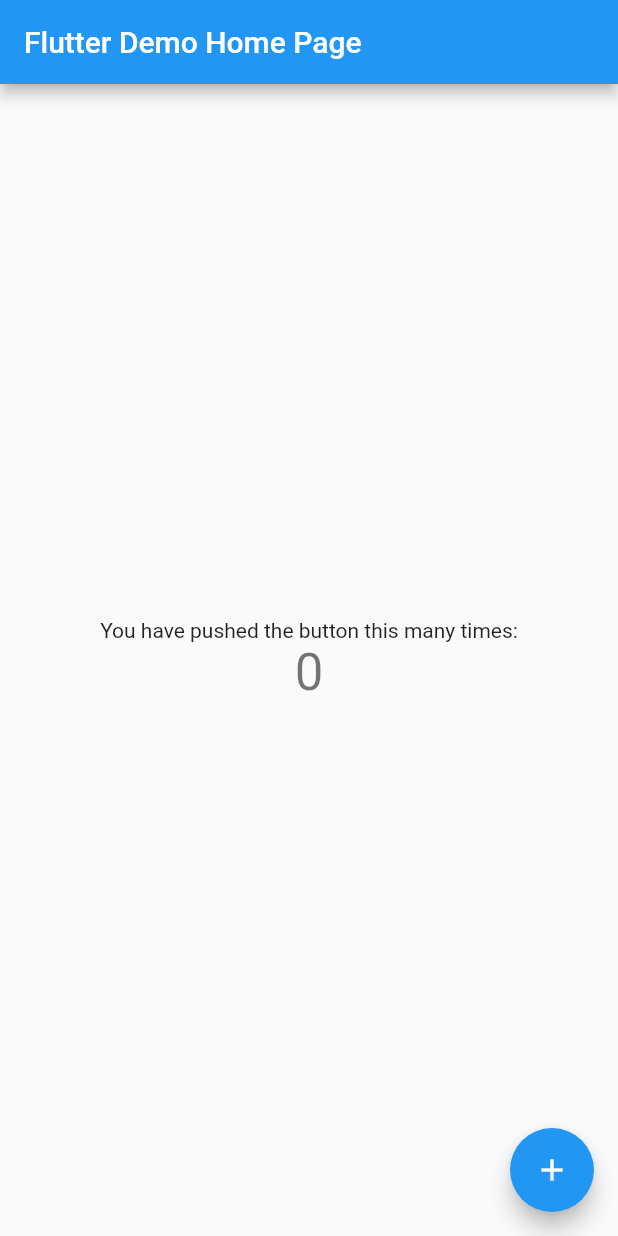
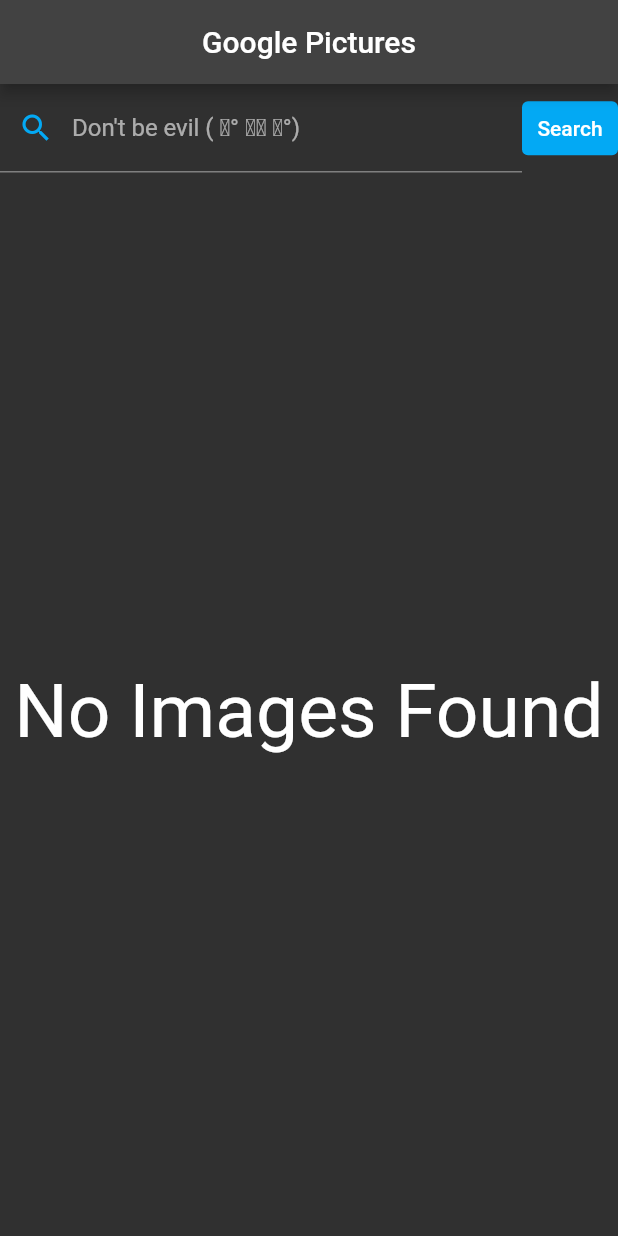
Before and after one commit to bdykdz/gadtema5, a Flutter app: the screen it shows after launch, on a phone screen of 412 x 824 dp. Run offline on Flutter 3.47's test engine with Material 2 defaults, Android fonts, the phone set to English and light mode, and no system bars; our stand-ins replace freezed_annotation; network calls fail.

```diff
--- /dev/null
+++ b/lib/key.dart
@@ -0,0 +1,2 @@
+// api_key.dart
+const API_KEY_UNSPLASH= 'y1Sic6aeJeVL4pJPR5NwdxzHVx8kUSL_A3_LkPZQibw';
--- a/lib/main.dart
+++ b/lib/main.dart
@@ -1,4 +1,9 @@
+import 'dart:convert';
+import 'key.dart';
 import 'package:flutter/material.dart';
+import 'package:http/http.dart' as http;
+
+import 'picture.dart';
 
 void main() {
   runApp(const MyApp());
@@ -11,105 +16,115 @@ class MyApp extends StatelessWidget {
   @override
   Widget build(BuildContext context) {
     return MaterialApp(
-      title: 'Flutter Demo',
-      theme: ThemeData(
-        // This is the theme of your application.
-        //
-        // Try running your application with "flutter run". You'll see the
-        // application has a blue toolbar. Then, without quitting the app, try
-        // changing the primarySwatch below to Colors.green and then invoke
-        // "hot reload" (press "r" in the console where you ran "flutter run",
-        // or simply save your changes to "hot reload" in a Flutter IDE).
-        // Notice that the counter didn't reset back to zero; the application
-        // is not restarted.
-        primarySwatch: Colors.blue,
-      ),
-      home: const MyHomePage(title: 'Flutter Demo Home Page'),
+      theme: ThemeData.dark(),
+      home: const HomePage(),
     );
   }
 }
 
-class MyHomePage extends StatefulWidget {
-  const MyHomePage({super.key, required this.title});
-
-  // This widget is the home page of your application. It is stateful, meaning
-  // that it has a State object (defined below) that contains fields that affect
-  // how it looks.
-
-  // This class is the configuration for the state. It holds the values (in this
-  // case the title) provided by the parent (in this case the App widget) and
-  // used by the build method of the State. Fields in a Widget subclass are
-  // always marked "final".
-
-  final String title;
+class HomePage extends StatefulWidget {
+  const HomePage({super.key});
 
   @override
-  State<MyHomePage> createState() => _MyHomePageState();
+  State<HomePage> createState() => _HomePageState();
 }
 
-class _MyHomePageState extends State<MyHomePage> {
-  int _counter = 0;
+class _HomePageState extends State<HomePage> {
+  static String API_KEY = API_KEY_UNSPLASH;
+  final TextEditingController _searchImageController = TextEditingController();
+  String searchTerm = 'Travis Scott';
+  final List<Picture> _images = <Picture>[];
 
-  void _incrementCounter() {
-    setState(() {
-      // This call to setState tells the Flutter framework that something has
-      // changed in this State, which causes it to rerun the build method below
-      // so that the display can reflect the updated values. If we changed
-      // _counter without calling setState(), then the build method would not be
-      // called again, and so nothing would appear to happen.
-      _counter++;
-    });
+  @override
+  void initState() {
+    super.initState();
+    getImages();
   }
 
   @override
   Widget build(BuildContext context) {
-    // This method is rerun every time setState is called, for instance as done
-    // by the _incrementCounter method above.
-    //
-    // The Flutter framework has been optimized to make rerunning build methods
-    // fast, so that you can just rebuild anything that needs updating rather
-    // than having to individually change instances of widgets.
     return Scaffold(
       appBar: AppBar(
-        // Here we take the value from the MyHomePage object that was created by
-        // the App.build method, and use it to set our appbar title.
-        title: Text(widget.title),
+         centerTitle: true,
+        title: const Text('Google Pictures'),
       ),
-      body: Center(
-        // Center is a layout widget. It takes a single child and positions it
-        // in the middle of the parent.
-        child: Column(
-          // Column is also a layout widget. It takes a list of children and
-          // arranges them vertically. By default, it sizes itself to fit its
-          // children horizontally, and tries to be as tall as its parent.
-          //
-          // Invoke "debug painting" (press "p" in the console, choose the
-          // "Toggle Debug Paint" action from the Flutter Inspector in Android
-          // Studio, or the "Toggle Debug Paint" command in Visual Studio Code)
-          // to see the wireframe for each widget.
-          //
-          // Column has various properties to control how it sizes itself and
-          // how it positions its children. Here we use mainAxisAlignment to
-          // center the children vertically; the main axis here is the vertical
-          // axis because Columns are vertical (the cross axis would be
-          // horizontal).
-          mainAxisAlignment: MainAxisAlignment.center,
-          children: <Widget>[
-            const Text(
-              'You have pushed the button this many times:',
-            ),
-            Text(
-              '$_counter',
-              style: Theme.of(context).textTheme.headlineMedium,
-            ),
-          ],
-        ),
+      body: Column(
+        children: <Widget>[
+          Row(
+            children: <Widget>[
+              Expanded(
+                child: TextField(
+                    controller: _searchImageController,
+                    decoration: const InputDecoration(
+                      label: Text("Don't be evil ( ͡° ͜ʖ ͡°)"),
+                      prefixIcon: Icon(Icons.search),
+                      prefixIconColor: Colors.lightBlue,
+                    )),
+              ),
+              TextButton(
+                  onPressed: () {
+                    searchTerm = _searchImageController.text;
+                    if (searchTerm.isEmpty) {
+                      searchTerm = 'random';
+                    }
+                    getImages(search: searchTerm);
+                  },
+                  style: TextButton.styleFrom(backgroundColor: Colors.lightBlue, foregroundColor: Colors.white),
+                  child: const Text('Search'))
+            ],
+          ),
+          const SizedBox(
+            height: 10,
+          ),
+          Expanded(
+            child: _images.isEmpty
+                ? const Center(
+                    child: Text(
+                      'No Images Found',
+                      style: TextStyle(fontSize: 50),
+                    ),
+                  )
+                : GridView.builder(
+                    itemCount: _images.length,
+                    itemBuilder: (BuildContext context, int index) {
+                      final Picture picture = _images[index];
+
+                      return GridTile(child:
+                       Image.network(picture.urls.regular,
+                      fit: BoxFit.cover ,));
+                    },
+                    gridDelegate: const SliverGridDelegateWithFixedCrossAxisCount(
+                      crossAxisCount: 2,
+                    ),
+                  ),
+          ),
+        ],
       ),
-      floatingActionButton: FloatingActionButton(
-        onPressed: _incrementCounter,
-        tooltip: 'Increment',
-        child: const Icon(Icons.add),
-      ), // This trailing comma makes auto-formatting nicer for build methods.
     );
   }
+
+  Future<void> getImages({String? search}) async {
+    _images.clear();
+    final String query = search ?? searchTerm;
+    final http.Client client = http.Client();
+    final Uri uri = Uri.parse('https://api.unsplash.com/search/photos?query=$query');
+    final http.Response response =
+        await client.get(uri, headers: <String, String>{'Authorization': 'Client-ID $API_KEY'});
+    if (response.statusCode == 200) {
+      final Map<String, dynamic> result = jsonDecode(response.body) as Map<String, dynamic>;
+      final List<dynamic> imageResults = result['results'] as List<dynamic>;
+
+      imageResults
+  .cast<Map<dynamic, dynamic>>()
+  .map((json) => Picture.fromJson(json as Map<String, dynamic>))
+  .toList();
+
+
+
+
+      setState(() {
+        _images.addAll(imageResults.cast<Map<dynamic, dynamic>>().map((json) => Picture.fromJson(json as Map<String, dynamic>)));
+      });
+    }
+  }
 }
--- /dev/null
+++ b/lib/picture.dart
@@ -0,0 +1,118 @@
+import 'package:freezed_annotation/freezed_annotation.dart';
+
+part 'picture.freezed.dart';
+part 'picture.g.dart';
+
+
+
+
+@freezed
+abstract class Picture with _$Picture {
+  const factory Picture({
+    required String id,
+    @JsonKey(name: 'created_at') required DateTime createdAt,
+    @JsonKey(name: 'updated_at') required DateTime updatedAt,
+    int? width,
+    int? height,
+    String? color,
+    @JsonKey(name: 'blur_hash') required String blurHash,
+    String? description,
+    @JsonKey(name: 'alt_description') required String altDescription,
+    required Urls urls,
+    required Links links,
+    required int likes,
+    @JsonKey(name: 'liked_by_user') required bool likedByUser,
+    required List<Tag> tags,
+  }) = _Picture;
+
+  factory Picture.fromJson(Map<String, dynamic> json) =>
+      _$PictureFromJson(json);
+}
+
+
+@freezed
+abstract class Urls with _$Urls {
+  const factory Urls({
+    required String raw,
+    required String full,
+    required String regular,
+    required String small,
+    required String thumb,
+    @JsonKey(name: 'small_s3') required String smallS3,
+  }) = _Urls;
+
+  factory Urls.fromJson(Map<String, dynamic> json) => _$UrlsFromJson(Map<String,dynamic>.from(json));
+}
+
+@freezed
+abstract class Links with _$Links {
+  const factory Links({
+    required String self,
+    required String html,
+    required String download,
+    @JsonKey(name: 'download_location') required String downloadLocation,
+  }) = _Links;
+
+  factory Links.fromJson(Map<String, dynamic> json) => _$LinksFromJson(Map<String,dynamic>.from(json));
+}
+
+@freezed
+abstract class Tag with _$Tag {
+  const factory Tag({
+    required String type,
+    required String title,
+  }) = _Tag;
+
+  factory Tag.fromJson(Map<String, dynamic> json) => _$TagFromJson(Map<String,dynamic>.from(json));
+}
+
+@freezed
+class User with _$User {
+  const factory User({
+    required String id,
+    @JsonKey(name: 'updated_at') required DateTime updatedAt,
+    required String username,
+    required String name,
+    @JsonKey(name: 'first_name') required String firstName,
+    @JsonKey(name: 'last_name') required String lastName,
+    @JsonKey(name: 'twitter_username') required String? twitterUsername,
+    @JsonKey(name: 'portfolio_url') required String? portfolioUrl,
+    required String? bio,
+    required String? location,
+    required UserLinks links,
+    required UserProfileImage profileImage,
+    @JsonKey(name: 'instagram_username') required String? instagramUsername,
+    required int totalCollections,
+    required int totalLikes,
+    required int totalPhotos,
+    @JsonKey(name: 'accepted_tos') required bool acceptedTos,
+    required bool forHire,
+  }) = _User;
+
+  factory User.fromJson(Map<String, dynamic> json) => _$UserFromJson(Map<String,dynamic>.from(json));
+}
+@freezed
+class UserLinks with _$UserLinks {
+  const factory UserLinks({
+    required String self,
+    required String html,
+    required String photos,
+    required String likes,
+    required String portfolio,
+    required String following,
+    required String followers,
+  }) = _UserLinks;
+
+  factory UserLinks.fromJson(Map<String, dynamic> json) => _$UserLinksFromJson(Map<String,dynamic>.from(json));
+}
+
+@freezed
+class UserProfileImage with _$UserProfileImage {
+  const factory UserProfileImage({
+    required String small,
+    required String medium,
+    required String large,
+  }) = _UserProfileImage;
+
+  factory UserProfileImage.fromJson(Map<String, dynamic> json) => _$UserProfileImageFromJson(Map<String,dynamic>.from(json));
+}
```
Also changed, not shown: pubspec.yaml (+12 -4 lines), lib/picture.freezed.dart (added), lib/picture.g.dart (added), pubspec.lock, 1 other file.
